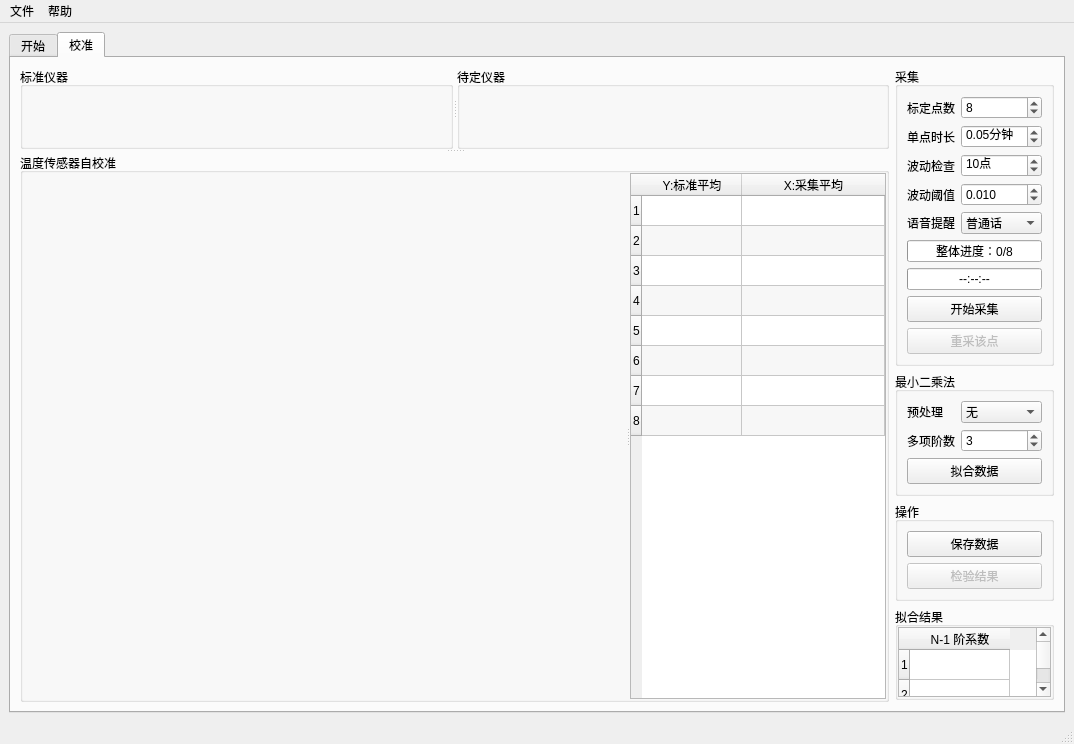
Qt form mainwindow.ui (m-RNA/TemperatureSelfCorrectionBasedOnQtSerial) before a commit.
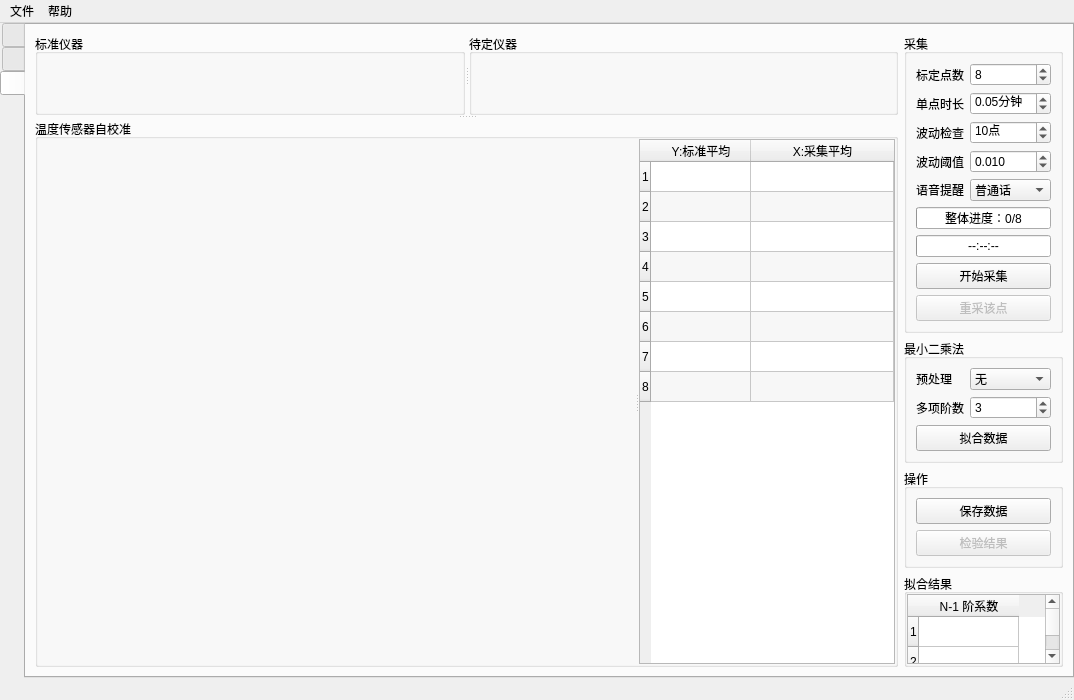
The same form after that commit. Icons and pictures are not drawn. Custom widgets are drawn as their Qt base class.

What changed in the file:
```diff
--- a/mainwindow.ui
+++ b/mainwindow.ui
@@ -25,14 +25,57 @@
   </property>
   <widget class="QWidget" name="centralwidget">
    <layout class="QGridLayout" name="gridLayout_5">
+    <property name="leftMargin">
+     <number>0</number>
+    </property>
+    <property name="topMargin">
+     <number>0</number>
+    </property>
+    <property name="rightMargin">
+     <number>0</number>
+    </property>
+    <property name="bottomMargin">
+     <number>0</number>
+    </property>
     <item row="0" column="1">
      <widget class="QTabWidget" name="tabWidget_5">
+      <property name="layoutDirection">
+       <enum>Qt::LeftToRight</enum>
+      </property>
+      <property name="styleSheet">
+       <string notr="true"/>
+      </property>
+      <property name="tabPosition">
+       <enum>QTabWidget::West</enum>
+      </property>
+      <property name="tabShape">
+       <enum>QTabWidget::Rounded</enum>
+      </property>
       <property name="currentIndex">
-       <number>1</number>
+       <number>2</number>
       </property>
+      <property name="iconSize">
+       <size>
+        <width>30</width>
+        <height>52</height>
+       </size>
+      </property>
+      <widget class="QWidget" name="tab">
+       <attribute name="icon">
+        <iconset resource="main.qrc">
+         <normaloff>:/icon/NUC.ico</normaloff>:/icon/NUC.ico</iconset>
+       </attribute>
+       <attribute name="title">
+        <string/>
+       </attribute>
+      </widget>
       <widget class="QWidget" name="tab_11">
+       <attribute name="icon">
+        <iconset resource="main.qrc">
+         <normaloff>:/icon/terminal.ico</normaloff>:/icon/terminal.ico</iconset>
+       </attribute>
        <attribute name="title">
-        <string>开始</string>
+        <string/>
        </attribute>
        <layout class="QGridLayout" name="gridLayout_30">
         <item row="0" column="0">
@@ -47,8 +90,12 @@
        </layout>
       </widget>
       <widget class="QWidget" name="tab_12">
+       <attribute name="icon">
+        <iconset resource="main.qrc">
+         <normaloff>:/icon/target.ico</normaloff>:/icon/target.ico</iconset>
+       </attribute>
        <attribute name="title">
-        <string>校准</string>
+        <string/>
        </attribute>
        <layout class="QGridLayout" name="gridLayout_6">
         <item row="0" column="0">
```
